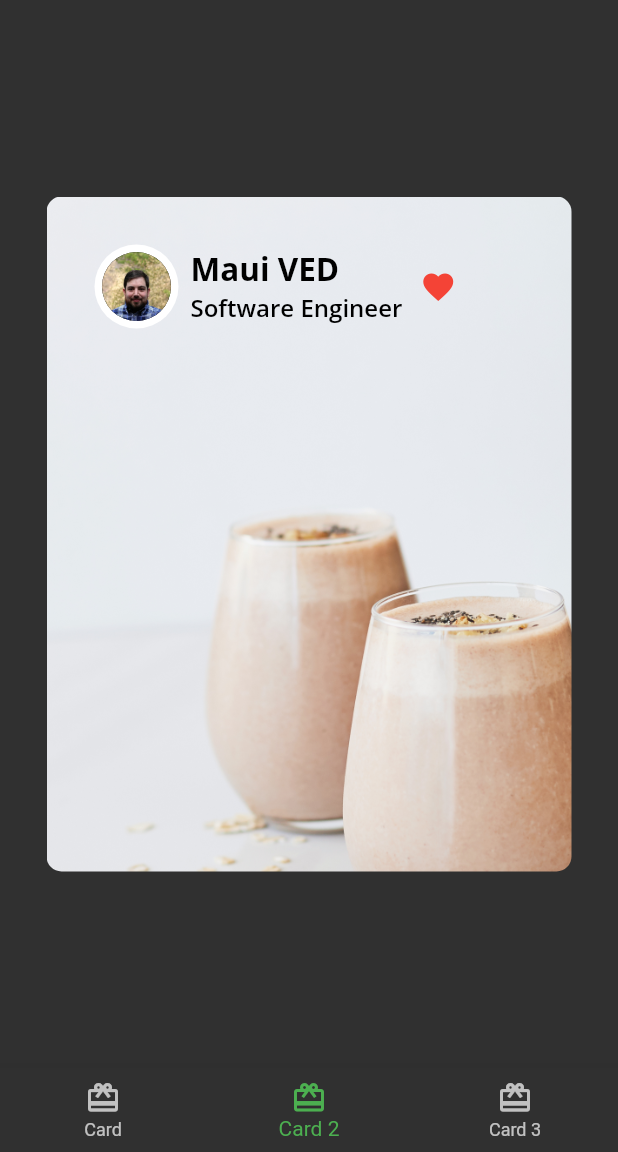
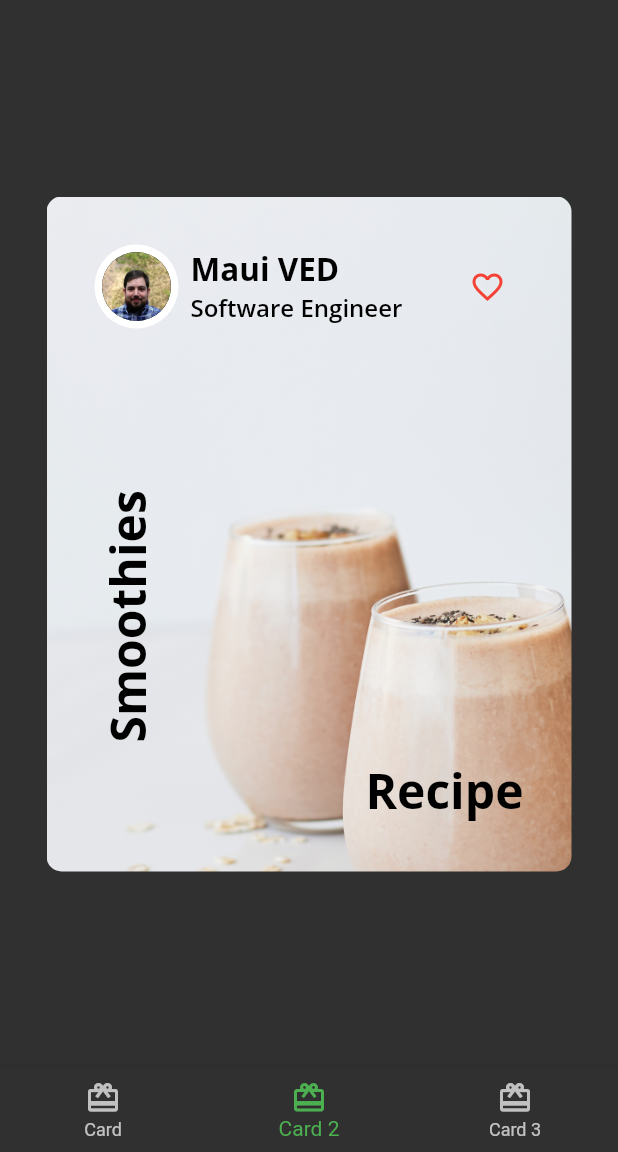
Before and after one commit to vedintech007/foodish, a Flutter app: the screen it shows after launch, item 2 of the bottom bar chosen, on a phone screen of 412 x 824 dp, the part 84-1236 px from its top. Run offline on Flutter 3.47's test engine with Material 2 defaults, Android fonts, the phone set to English and light mode, and no system bars; our stand-ins replace google_fonts.

Commit message:
done with 3 card screens

```diff
--- a/lib/cards/card2.dart
+++ b/lib/cards/card2.dart
@@ -1,5 +1,6 @@
 import 'package:flutter/material.dart';
 import 'package:ved_foodish/cards/components/author_card.dart';
+import 'package:ved_foodish/fooderlich_theme.dart';
 
 class Card2 extends StatelessWidget {
   const Card2({super.key});
@@ -23,15 +24,37 @@ class Card2 extends StatelessWidget {
           ),
         ),
         child: Column(
-          children: const [
-            AuthorCard(
+          children: [
+            const AuthorCard(
               authorName: "Maui VED",
               title: "Software Engineer",
               imageProvider: AssetImage("assets/author_katz.jpeg"),
             ),
-            // Stack(
-            //   children: [],
-            // ),
+            Expanded(
+              child: Stack(
+                children: [
+                  Positioned(
+                    bottom: 16,
+                    right: 16,
+                    child: Text(
+                      'Recipe',
+                      style: FooderlichTheme.lightTextTheme.headline1,
+                    ),
+                  ),
+                  Positioned(
+                    bottom: 70,
+                    left: 16,
+                    child: RotatedBox(
+                      quarterTurns: 3,
+                      child: Text(
+                        'Smoothies',
+                        style: FooderlichTheme.lightTextTheme.headline1,
+                      ),
+                    ),
+                  ),
+                ],
+              ),
+            ),
           ],
         ),
       ),
--- a/lib/cards/components/author_card.dart
+++ b/lib/cards/components/author_card.dart
@@ -20,12 +20,6 @@ class AuthorCard extends StatelessWidget {
       padding: const EdgeInsets.all(16),
       child: Row(
         children: [
-          // AuthorCard(
-          //   authorName: "Maui VED",
-          //   title: "Software Engineer",
-          //   imageProvider: AssetImage("assets/author_katz.jpeg"),
-          // ),
-
           CircleImage(
             imageProvider: imageProvider,
             imageRadius: 28,
@@ -44,13 +38,18 @@ class AuthorCard extends StatelessWidget {
               ),
             ],
           ),
-
+          const Spacer(),
           IconButton(
-            onPressed: () {},
             icon: const Icon(
-              Icons.favorite,
+              Icons.favorite_border,
               color: Colors.red,
             ),
+            onPressed: () {
+              const snackBar = SnackBar(
+                content: Text("Favorite pressed"),
+              );
+              ScaffoldMessenger.of(context).showSnackBar(snackBar);
+            },
           ),
         ],
       ),
--- a/lib/home.dart
+++ b/lib/home.dart
@@ -1,6 +1,7 @@
 import 'package:flutter/material.dart';
 import 'package:ved_foodish/cards/card1.dart';
 import 'package:ved_foodish/cards/card2.dart';
+import 'package:ved_foodish/cards/card3.dart';
 
 class Home extends StatefulWidget {
   const Home({super.key});
@@ -12,11 +13,9 @@ class Home extends StatefulWidget {
 class HomeState extends State<Home> {
   int _selectedIndex = 0;
   static List<Widget> pages = <Widget>[
-    Card1(),
-    Card2(),
-    Container(
-      color: Colors.green,
-    ),
+    const Card1(),
+    const Card2(),
+    const Card3(),
   ];
 
   void _onItemTapped(int index) {
```
Also changed, not shown: lib/cards/card3.dart (+100 -1 lines).
